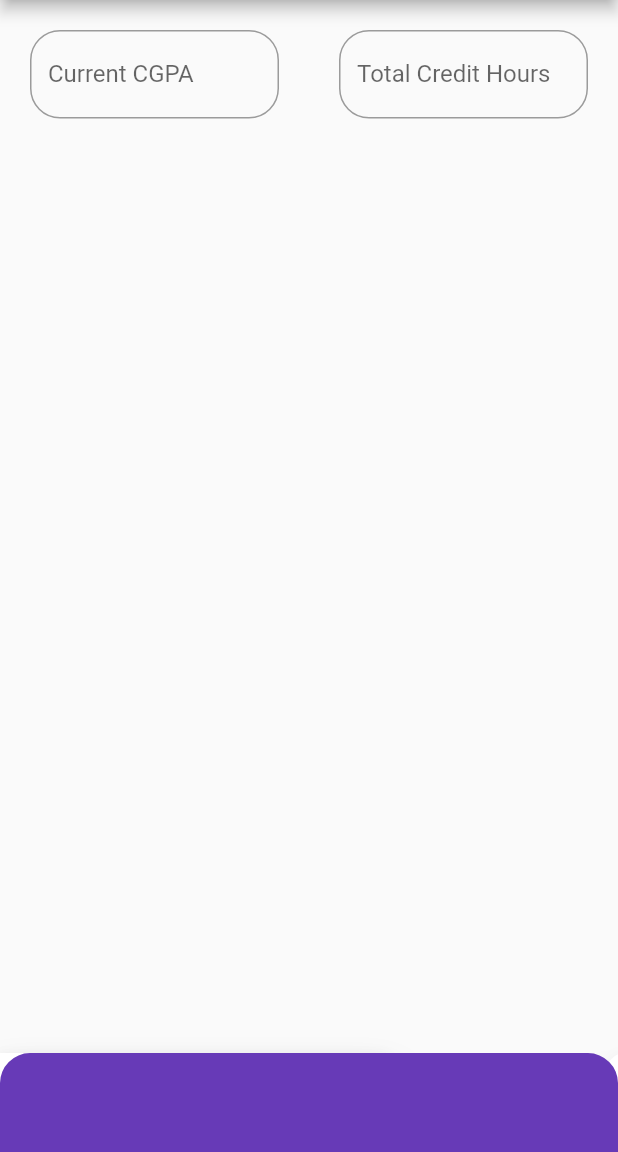
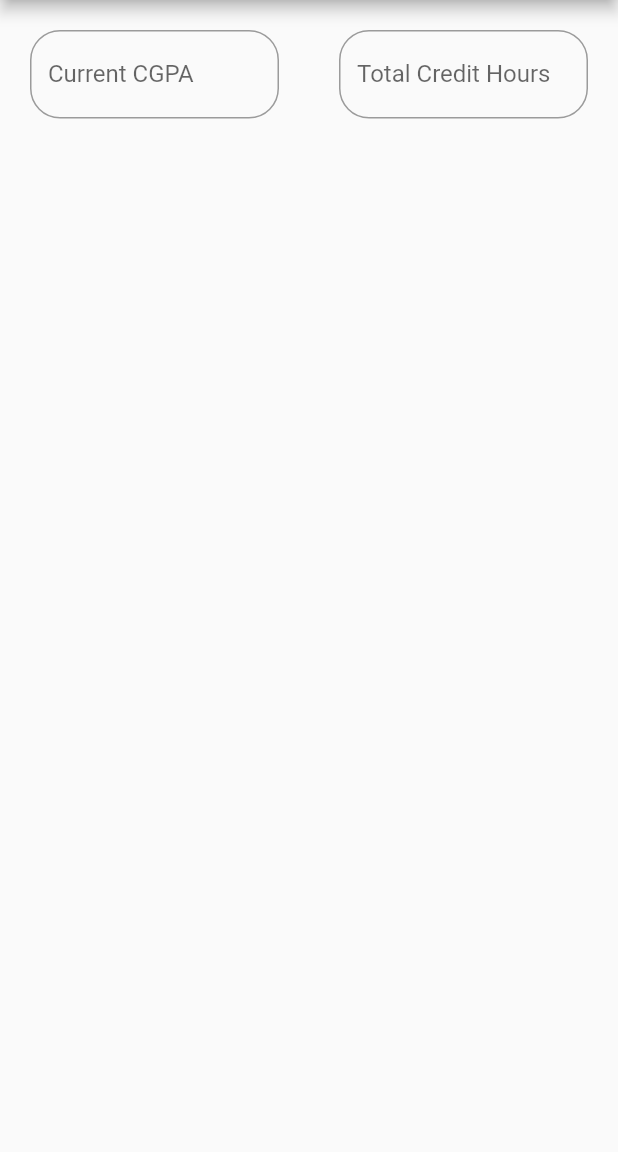
Before and after one commit to appdev-umair/a_gpa_cal, a Flutter app: the screen it shows after launch, on a phone screen of 412 x 824 dp, the part 84-1236 px from its top. Run offline on Flutter 3.47's test engine with Material 2 defaults, Android fonts, the phone set to English and light mode, and no system bars.

Commit message:
almost good

```diff
--- a/lib/HomeScreen.dart
+++ /dev/null
@@ -1,19 +0,0 @@
-import 'package:flutter/material.dart';
-import 'package:flutter/src/widgets/framework.dart';
-import 'package:flutter/src/widgets/placeholder.dart';
-
-class HomeScreen extends StatefulWidget {
-  const HomeScreen({super.key});
-
-  @override
-  State<HomeScreen> createState() => _HomeScreenState();
-}
-
-class _HomeScreenState extends State<HomeScreen> {
-  @override
-  Widget build(BuildContext context) {
-    return Center(
-      child: Text("Umair"),
-    );
-  }
-}
--- a/lib/main.dart
+++ b/lib/main.dart
@@ -6,7 +6,7 @@ void main(List<String> args) {
 }
 
 List<String> grade = ["Grade"];
-List<String> cHours = ["C.H"];
+List<String> cHours = ["C.hours"];
 
 class Home extends StatelessWidget {
   const Home({super.key});
@@ -29,7 +29,8 @@ class HomeScreen extends StatefulWidget {
 
 class _HomeScreenState extends State<HomeScreen> {
   bool _showFab = false;
-  var _count = 0;
+  List<bool> _showField = [false];
+  var _count = 1;
   TextEditingController currentCGPA = TextEditingController();
   TextEditingController totalCreditHours = TextEditingController();
 
@@ -40,6 +41,61 @@ class _HomeScreenState extends State<HomeScreen> {
     return Scaffold(
       appBar: AppBar(
         title: const Text("GPA Cal"),
+        actions: [
+          AnimatedSlide(
+            duration: duration,
+            offset: _showFab ? Offset(0, 0) : Offset(0, 0),
+            child: AnimatedOpacity(
+                duration: duration,
+                opacity: _showFab ? 1 : 0,
+                child: IconButton(
+                    onPressed: () async {
+                      if (_count >= 2) {
+                        setState(() {
+                          _count--;
+                          _showField[_count - 1] = false;
+                        });
+                        await Future.delayed(Duration(seconds: 1));
+                        grade.removeAt(_count - 1);
+                        cHours.removeAt(_count - 1);
+                      }
+                    },
+                    icon: Icon(
+                      Icons.delete,
+                      size: 25,
+                    ))),
+          ),
+          AnimatedSlide(
+            duration: duration,
+            offset: _showFab ? Offset(0, 0) : Offset(0, 0),
+            child: AnimatedOpacity(
+                duration: duration,
+                opacity: _showFab ? 1 : 0,
+                child: IconButton(
+                    onPressed: () {
+                      setState(() {
+                        if (_count != 11) {
+                          _showField[_count - 1] = true;
+                          _showField.add(false);
+                          grade.add("Grade");
+                          cHours.add("C.hours");
+                          _count++;
+                        } else {
+                          ScaffoldMessenger.of(context).showSnackBar(SnackBar(
+                            showCloseIcon: true,
+                            closeIconColor: Colors.white,
+                            content:
+                                Text('Sorry, no more subjects will be added'),
+                          ));
+                        }
+                      });
+                    },
+                    icon: Icon(
+                      Icons.add,
+                      size: 30,
+                    ))),
+          ),
+        ],
       ),
       body: Center(
         child: ListView(
@@ -101,49 +157,24 @@ class _HomeScreenState extends State<HomeScreen> {
               physics: ClampingScrollPhysics(),
               itemCount: _count,
               itemBuilder: (context, index) {
-                  return Padding(
-                    padding: const EdgeInsets.all(20.0),
+                return AnimatedSlide(
+                    duration: duration,
+                    offset: _showField[index] ? Offset(0, 0) : Offset(0, 2),
+                    child: AnimatedOpacity(
+                        duration: duration,
+                        opacity: _showField[index] ? 1 : 0,
+                        child: Padding(
+                          padding: const EdgeInsets.only(
+                              left: 10.0, right: 10, bottom: 10),
                           child: InputWidget(
                             index: index,
                           ),
-                  );
+                        )));
               },
             ),
           ],
         ),
       ),
-        floatingActionButton: AnimatedSlide(
-          duration: duration,
-          offset: _showFab ? Offset.zero : Offset(0, 2),
-          child: AnimatedOpacity(
-            duration: duration,
-            opacity: _showFab ? 1 : 0,
-            child: FloatingActionButton.extended(
-              backgroundColor: Colors.white,
-              foregroundColor: Colors.deepPurple,
-              label: Text("Subject"),
-              icon: Icon(Icons.add),
-              onPressed: () {
-                setState(() {
-                  grade.add("Grade");
-                  cHours.add("C.H");
-                  _count++;
-                });
-              },
-            ),
-          ),
-        ),
-        floatingActionButtonLocation: FloatingActionButtonLocation.endContained,
-        bottomNavigationBar: BottomAppBar(
-            shape: CircularNotchedRectangle(),
-            child: Container(
-              decoration: BoxDecoration(
-                  color: Colors.deepPurple,
-                  border: Border.all(width: 3, color: Colors.deepPurple),
-                  borderRadius: BorderRadius.only(
-                      topLeft: Radius.circular(20),
-                      topRight: Radius.circular(20))),
-              height: MediaQuery.of(context).size.height * 0.08,
-            )));
+    );
   }
 }
```
Also changed, not shown: lib/InputWidget.dart (added, +151 -0 lines), 1 other file. Lines whose indentation alone changed are shown as unchanged.
